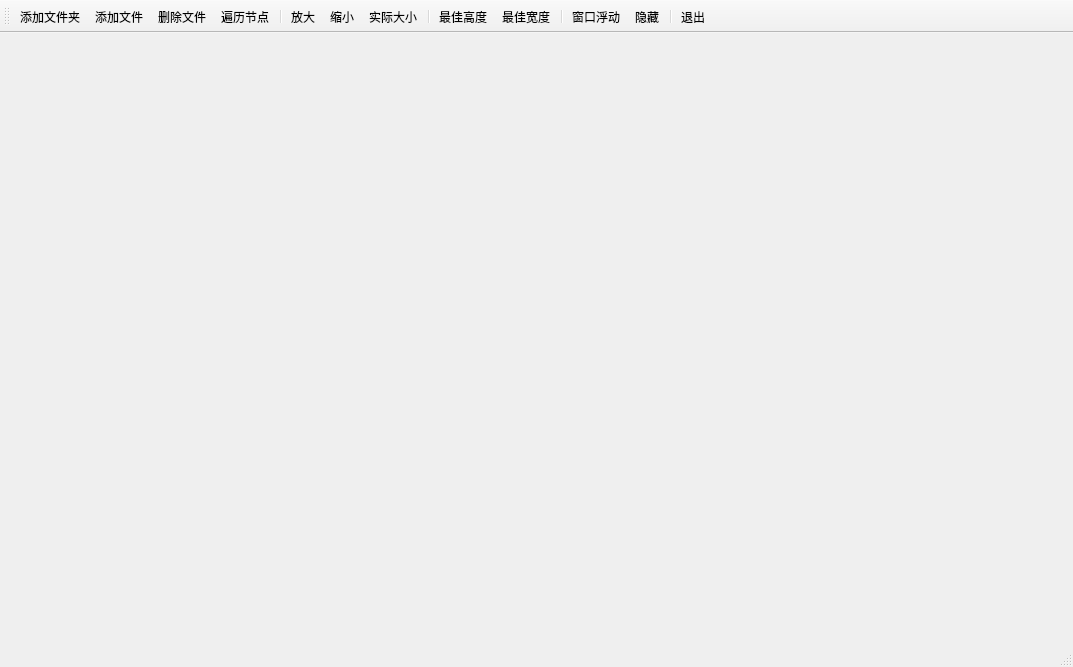
StoneHappy/Qt-begin, file src/Runtime/Series/j_ExQTreeWidget/ExQTreeWidget.ui: the form before one commit.
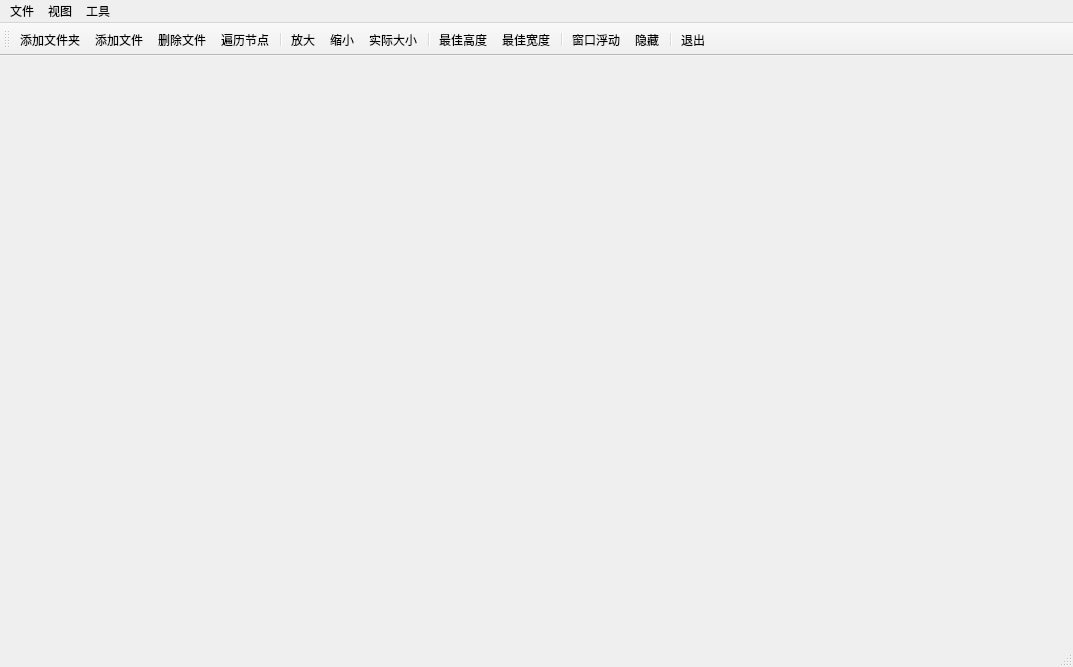
The form after the commit. Icons and pictures are not drawn.

Commit message: ✨ feat: menu

The edit to the form file:
```diff
--- a/src/Runtime/Series/j_ExQTreeWidget/ExQTreeWidget.ui
+++ b/src/Runtime/Series/j_ExQTreeWidget/ExQTreeWidget.ui
@@ -23,6 +23,39 @@
      <height>26</height>
     </rect>
    </property>
+   <widget class="QMenu" name="menu">
+    <property name="title">
+     <string>文件</string>
+    </property>
+    <addaction name="actAddFolder"/>
+    <addaction name="actAddFile"/>
+    <addaction name="separator"/>
+    <addaction name="actDeleFile"/>
+    <addaction name="actScanItems"/>
+   </widget>
+   <widget class="QMenu" name="menu_2">
+    <property name="title">
+     <string>视图</string>
+    </property>
+    <addaction name="actAmplification"/>
+    <addaction name="actShrink"/>
+    <addaction name="actZoomRealSize"/>
+    <addaction name="separator"/>
+    <addaction name="actAdaptiveHeight"/>
+    <addaction name="actAdaptiveWidth"/>
+   </widget>
+   <widget class="QMenu" name="menu_3">
+    <property name="title">
+     <string>工具</string>
+    </property>
+    <addaction name="actDockFloating"/>
+    <addaction name="actDockVisible"/>
+    <addaction name="separator"/>
+    <addaction name="actQiut"/>
+   </widget>
+   <addaction name="menu"/>
+   <addaction name="menu_2"/>
+   <addaction name="menu_3"/>
   </widget>
   <widget class="QStatusBar" name="statusbar"/>
   <widget class="QToolBar" name="toolBar">
```
